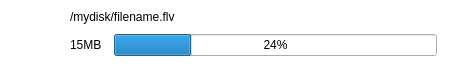
Before: the Qt Designer form plugin/filelistitem.ui in yuliswe/compress-video-ui, drawn with Qt 5.
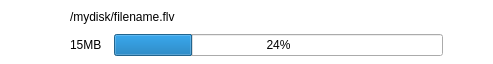
After: the same form once the commit is applied. Icons and pictures are not drawn.

Diff of the .ui file:
```diff
--- a/plugin/filelistitem.ui
+++ b/plugin/filelistitem.ui
@@ -6,7 +6,7 @@
    <rect>
     <x>0</x>
     <y>0</y>
-    <width>449</width>
+    <width>493</width>
     <height>64</height>
    </rect>
   </property>
@@ -27,12 +27,14 @@
 	max-width: 64;
 	min-width: 64;
 }
-</string>
+#deleteFileButton {
+	max-height: 32;
+	min-height: 32;
+	max-width: 32;
+	min-width: 32;
+}</string>
   </property>
   <layout class="QHBoxLayout" name="horizontalLayout">
-   <property name="spacing">
-    <number>-1</number>
-   </property>
    <property name="leftMargin">
     <number>0</number>
    </property>
@@ -108,6 +110,22 @@
      </item>
     </layout>
    </item>
+   <item>
+    <widget class="QLabel" name="deleteFileButton">
+     <property name="text">
+      <string/>
+     </property>
+     <property name="pixmap">
+      <pixmap resource="../resource/mainwindow.qrc">:/trash.png</pixmap>
+     </property>
+     <property name="scaledContents">
+      <bool>true</bool>
+     </property>
+     <property name="margin">
+      <number>12</number>
+     </property>
+    </widget>
+   </item>
   </layout>
  </widget>
  <resources>
```
